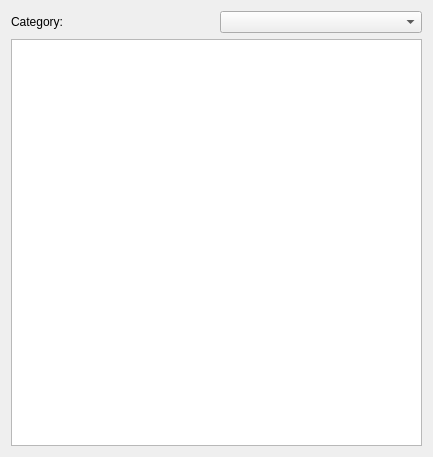
Before: the Qt Designer form src/NewUI/BankLoader.ui in saidinesh5/ZynAddSubFX, drawn with Qt 5.
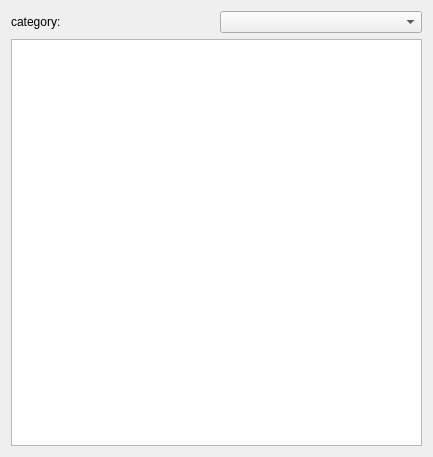
After: the same form once the commit is applied. Custom widgets are drawn as their Qt base class.

Diff of the .ui file:
```diff
--- a/src/NewUI/BankLoader.ui
+++ b/src/NewUI/BankLoader.ui
@@ -19,7 +19,7 @@
      <item>
       <widget class="QLabel" name="label">
        <property name="text">
-        <string>Category:</string>
+        <string>category:</string>
        </property>
       </widget>
      </item>
```
